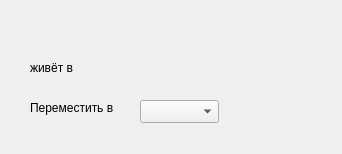
Before: the Qt Designer form dWell/relocationdialog.ui in kashapov17/dWell, drawn with Qt 5.
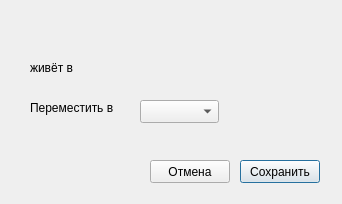
After: the same form once the commit is applied.

The edit to the form file:
```diff
--- a/dWell/relocationdialog.ui
+++ b/dWell/relocationdialog.ui
@@ -7,7 +7,7 @@
     <x>0</x>
     <y>0</y>
     <width>342</width>
-    <height>154</height>
+    <height>204</height>
    </rect>
   </property>
   <property name="windowTitle">
@@ -75,6 +75,32 @@
     <string/>
    </property>
   </widget>
+  <widget class="QPushButton" name="saveButton">
+   <property name="geometry">
+    <rect>
+     <x>240</x>
+     <y>160</y>
+     <width>80</width>
+     <height>23</height>
+    </rect>
+   </property>
+   <property name="text">
+    <string>Сохранить</string>
+   </property>
+  </widget>
+  <widget class="QPushButton" name="cancelButton">
+   <property name="geometry">
+    <rect>
+     <x>150</x>
+     <y>160</y>
+     <width>80</width>
+     <height>23</height>
+    </rect>
+   </property>
+   <property name="text">
+    <string>Отмена</string>
+   </property>
+  </widget>
  </widget>
  <resources/>
  <connections/>
```
Left out of the diff: 37 changed lines with no effect on the pictures.
